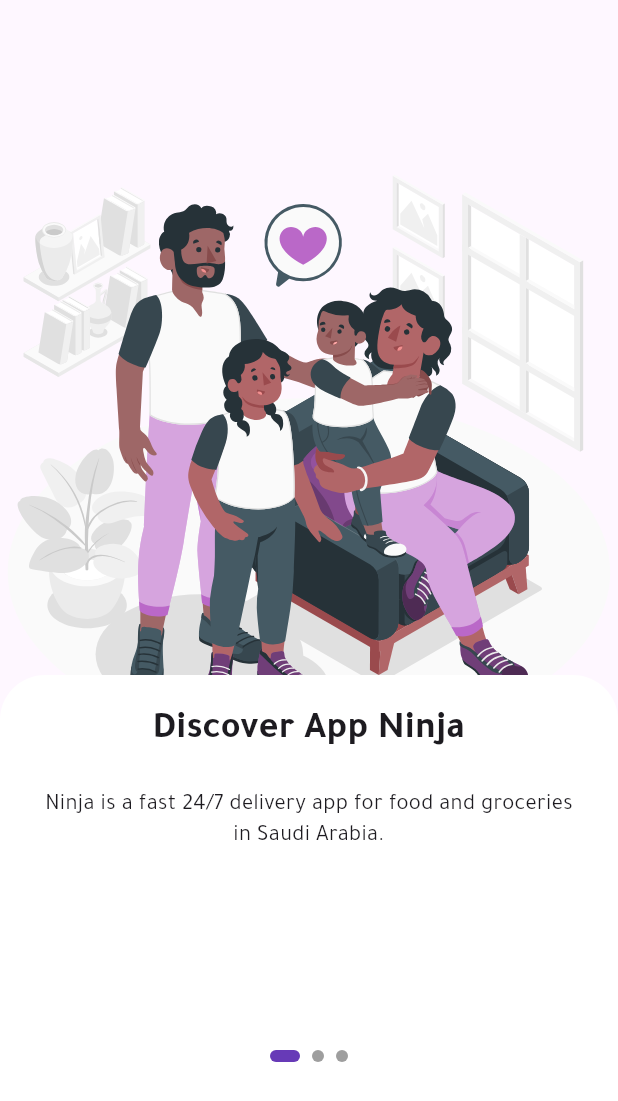
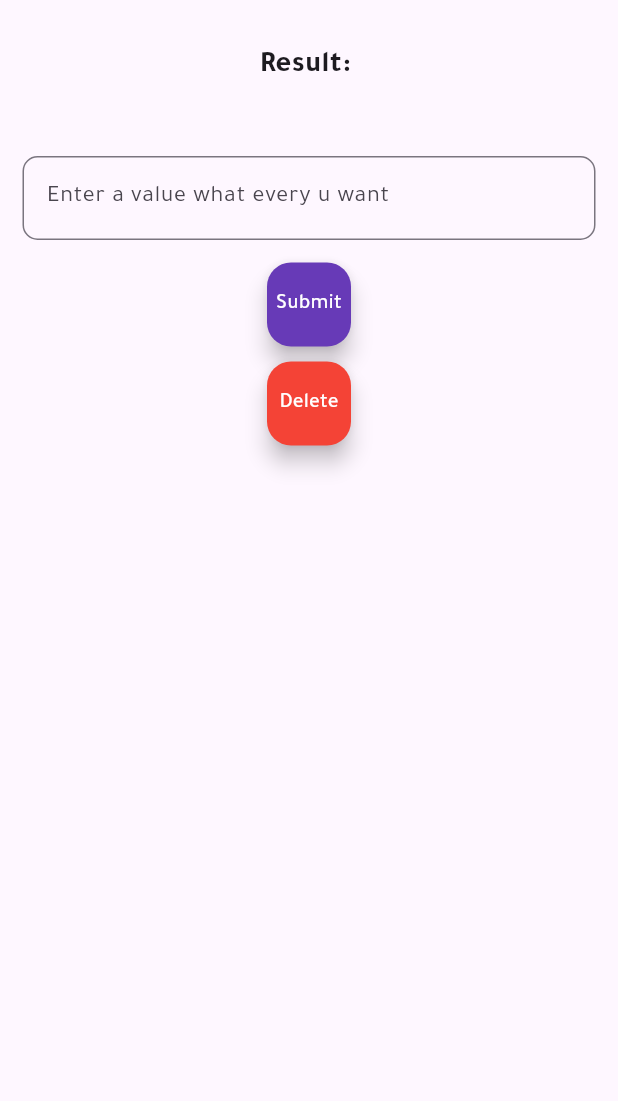
Before and after one commit to sajjadleith/dummy-project, a Flutter app: the screen it shows after launch, on a phone screen of 412 x 824 dp. Shown: the top 1101 px of the screen. Run offline on Flutter 3.47's test engine with Material 3 defaults, Android fonts, the light colour scheme and no system bars; our stand-ins replace flutter_svg, shared_preferences.

Commit message:
making SharedPrefs

```diff
--- a/lib/core/app-constain.dart
+++ b/lib/core/app-constain.dart
@@ -37,4 +37,5 @@
   static String onbording1 = "assests/images/onbording_img.svg";
   static String onbording2 = "assests/images/onbording_img2.svg";
   static String onbording3 = "assests/images/onbording_img3.svg";
+  static String username = "username";
 }
--- /dev/null
+++ b/lib/core/routes/app_routes.dart
@@ -0,0 +1,3 @@
+class AppRoutes {
+  static const defaultRoute = "/";
+}
--- /dev/null
+++ b/lib/core/routes/route_provider.dart
@@ -0,0 +1,4 @@
+import 'package:music_app/core/routes/app_routes.dart';
+import 'package:music_app/screens/dummy_screen.dart';
+
+final routeProvider = {AppRoutes.defaultRoute: DummyScreen()};
--- a/lib/main.dart
+++ b/lib/main.dart
@@ -1,6 +1,7 @@
 import 'package:flutter/material.dart';
 import 'package:music_app/screens/chat_screen.dart';
 import 'package:music_app/screens/dummy_screen.dart';
+import 'package:music_app/screens/dummy_screen2.dart';
 import 'package:music_app/screens/home_screen.dart';
 import 'package:music_app/screens/onbording_screen.dart';
 import 'package:music_app/screens/register_screen.dart';
@@ -52,7 +53,7 @@
       //   ),
       // ),
       // home: RegisterScreen(),
-      home: OnbordingScreen(),
+      home: DummyScreen2(),
     );
   }
 }
--- a/lib/models/gros_model.dart
+++ b/lib/models/gros_model.dart
@@ -1,3 +1,5 @@
+import 'package:flutter/material.dart';
+
 class GrosModel {
   final String image;
   final String title;
--- /dev/null
+++ b/lib/screens/dummy_screen2.dart
@@ -0,0 +1,114 @@
+import 'package:flutter/material.dart';
+import 'package:music_app/core/app-constain.dart';
+import 'package:music_app/screens/login_screen.dart';
+import 'package:shared_preferences/shared_preferences.dart';
+
+class DummyScreen2 extends StatefulWidget {
+  DummyScreen2({Key? key}) : super(key: key);
+
+  @override
+  _DummyScreen2State createState() => _DummyScreen2State();
+}
+
+class _DummyScreen2State extends State<DummyScreen2> {
+  final TextEditingController textController = TextEditingController();
+  String? savedValue;
+
+  Future<void> getData() async {
+    final prefs = await SharedPreferences.getInstance();
+    await prefs.setString(AppConstain.username, textController.text);
+    savedValue = textController.text;
+    setState(() {});
+  }
+
+  Future<void> loadData() async {
+    final prefs = await SharedPreferences.getInstance();
+    String? value = prefs.getString(AppConstain.username);
+    if (value != null) {
+      textController.text = value;
+      savedValue = value;
+      setState(() {});
+    }
+    if (value == textController.text) {
+      if (mounted) {
+        Navigator.push(
+          context,
+          MaterialPageRoute(builder: (context) => LoginScreen()),
+        );
+      }
+    }
+  }
+
+  Future<void> removeData() async {
+    final prefs = await SharedPreferences.getInstance();
+    await prefs.remove(AppConstain.username);
+    savedValue = null;
+    textController.text = '';
+    setState(() {});
+  }
+
+  @override
+  void initState() {
+    // TODO: implement initState
+    loadData();
+    super.initState();
+  }
+
+  @override
+  void dispose() {
+    // TODO: implement dispose
+    textController.dispose();
+    super.dispose();
+  }
+
+  @override
+  Widget build(BuildContext context) {
+    return Scaffold(
+      body: SafeArea(
+        child: Column(
+          mainAxisAlignment: MainAxisAlignment.start,
+          crossAxisAlignment: CrossAxisAlignment.center,
+          children: [
+            Padding(
+              padding: const EdgeInsets.all(30),
+              child: Text(
+                "Result: ${savedValue ?? ""}",
+                style: TextStyle(fontSize: 20, fontWeight: FontWeight.bold),
+              ),
+            ),
+            Padding(
+              padding: const EdgeInsets.all(15),
+              child: TextField(
+                controller: textController,
+                decoration: InputDecoration(
+                  hintText: "Enter a value what every u want",
+                  border: OutlineInputBorder(
+                    borderRadius: BorderRadius.circular(10),
+                  ),
+                ),
+              ),
+            ),
+            FloatingActionButton(
+              onPressed: () async {
+                await getData();
+                loadData();
+              },
+              backgroundColor: Colors.deepPurple,
+              foregroundColor: Colors.white,
+              child: Text("Submit"),
+            ),
+            SizedBox(height: 10),
+            FloatingActionButton(
+              onPressed: () async {
+                await removeData();
+              },
+              backgroundColor: Colors.red,
+              foregroundColor: Colors.white,
+              child: Text("Delete"),
+            ),
+          ],
+        ),
+      ),
+    );
+  }
+}
--- a/lib/screens/login_screen.dart
+++ b/lib/screens/login_screen.dart
@@ -1,5 +1,6 @@
 import 'package:flutter/gestures.dart';
 import 'package:flutter/material.dart';
+import 'package:music_app/screens/home_screen.dart';
 import 'package:music_app/screens/register_screen.dart';
 import '../core/widgets/custome_email.dart';
 import '../core/widgets/cutome_button.dart';
@@ -209,6 +210,10 @@
                         print("value of email: ${emailController.text}");
                         print("value of phone: ${phoneController.text}");
                         print("value of password: ${passwordController.text}");
+                        Navigator.push(
+                          context,
+                          MaterialPageRoute(builder: (contex) => HomeScreen()),
+                        );
                       }
                     },
                   ),
```
Also changed, not shown: lib/screens/home_screen.dart (+11 -3 lines), lib/screens/onbording_screen.dart (+14 -1 lines).
